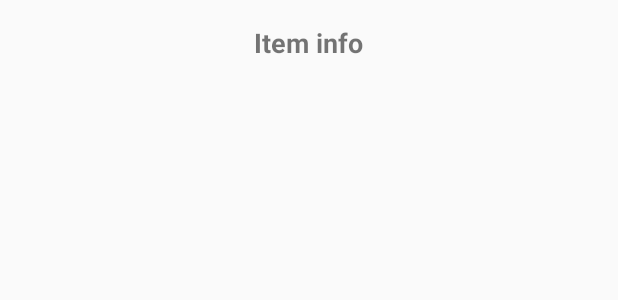
After one commit to ystelmahovskaya/ZooAndroid, an Android app: the layout activity_item_view.xml on its own in the app's theme, with its tools: preview values and no code run, on a phone screen of 412 x 824 dp. The commit adds this screen. Shown: the top 300 px of the screen. Run offline under Robolectric (Android 15) with nearby library versions, the phone set to English and light mode, and no system bars.

Commit message:
item view

```diff
--- a/app/src/main/AndroidManifest.xml
+++ b/app/src/main/AndroidManifest.xml
@@ -26,9 +26,9 @@
         <activity android:name=".AddBranch" />
         <activity android:name=".BranchActivity" />
         <activity android:name=".ProductActivity" />
-        <activity android:name=".AddProduct"/>
-        <activity android:name=".Edit_Product">
-        </activity>
+        <activity android:name=".AddProduct" />
+        <activity android:name=".Edit_Product"></activity>
+        <activity android:name=".ItemView"></activity>
     </application>
 
 </manifest>
--- a/app/src/main/java/com/example/yuliiastelmakhovska/zooandroid/BranchActivity.java
+++ b/app/src/main/java/com/example/yuliiastelmakhovska/zooandroid/BranchActivity.java
@@ -35,7 +35,7 @@ public class BranchActivity extends AppCompatActivity {
                 @Override
                 public void onItemClick(AdapterView<?> parent, View view, int position, long id) {
                     Main.branches.activeBranch=position;
-                    System.out.println(position+"+++++++++++++");
+
                     startActivity(new Intent(BranchActivity.this, ProductActivity.class));
                 }
             });
--- /dev/null
+++ b/app/src/main/res/layout/activity_item_view.xml
@@ -0,0 +1,170 @@
+<?xml version="1.0" encoding="utf-8"?>
+<RelativeLayout xmlns:android="http://schemas.android.com/apk/res/android"
+    xmlns:tools="http://schemas.android.com/tools"
+    android:id="@+id/activity_item_view"
+    android:layout_width="match_parent"
+    android:layout_height="match_parent"
+    android:paddingBottom="@dimen/activity_vertical_margin"
+    android:paddingLeft="@dimen/activity_horizontal_margin"
+    android:paddingRight="@dimen/activity_horizontal_margin"
+    android:paddingTop="@dimen/activity_vertical_margin"
+    tools:context="com.example.yuliiastelmakhovska.zooandroid.ItemView">
+
+    <TextView
+        android:text="Item info"
+        android:layout_width="wrap_content"
+        android:layout_height="wrap_content"
+        android:layout_alignParentTop="true"
+        android:layout_centerHorizontal="true"
+        android:id="@+id/textView14"
+        android:textStyle="normal|bold"
+        android:textAlignment="center"
+        android:textSize="18sp" />
+
+    <TextView
+        android:layout_width="match_parent"
+        android:layout_height="wrap_content"
+        android:layout_centerVertical="true"
+        android:layout_centerHorizontal="true"
+        android:id="@+id/textViewFishTemp"
+        android:visibility="gone"
+        android:textSize="18sp" />
+
+    <TextView
+        android:layout_width="match_parent"
+        android:layout_height="wrap_content"
+        android:layout_below="@+id/textViewPredator"
+        android:layout_centerHorizontal="true"
+        android:layout_marginTop="116dp"
+        android:id="@+id/textviewSpiderv"
+        android:visibility="gone"
+        android:textSize="18sp" />
+
+    <TextView
+        android:text="TextView"
+        android:layout_width="match_parent"
+        android:layout_height="wrap_content"
+        android:layout_alignParentBottom="true"
+        android:layout_centerHorizontal="true"
+        android:layout_marginBottom="131dp"
+        android:id="@+id/textViewSpidHabit"
+        android:visibility="gone"
+        android:textSize="18sp" />
+
+    <TextView
+        android:layout_width="match_parent"
+        android:layout_height="wrap_content"
+        android:id="@+id/textViewName"
+        android:textSize="18sp"
+        android:layout_below="@+id/textView14"
+        android:layout_alignParentStart="true"
+        android:layout_marginTop="31dp" />
+
+    <TextView
+        android:layout_width="match_parent"
+        android:layout_height="wrap_content"
+        android:layout_marginTop="50dp"
+        android:id="@+id/textViewPrice"
+        android:textSize="18sp"
+        android:layout_alignTop="@+id/textViewName"
+        android:layout_alignParentStart="true" />
+
+    <TextView
+        android:layout_width="match_parent"
+        android:layout_height="wrap_content"
+        android:layout_marginTop="25dp"
+        android:id="@+id/textViewAge"
+        android:textSize="18sp"
+        android:layout_below="@+id/textViewPrice"
+        android:layout_alignParentStart="true" />
+
+    <TextView
+        android:layout_width="match_parent"
+        android:layout_height="wrap_content"
+        android:id="@+id/textViewPredator"
+        android:layout_marginTop="27dp"
+        android:layout_below="@+id/textViewAge"
+        android:layout_alignParentStart="true"
+        android:textSize="18sp" />
+
+    <TextView
+        android:layout_width="match_parent"
+        android:layout_height="wrap_content"
+        android:layout_marginTop="48dp"
+        android:id="@+id/textViewSpecies"
+        android:visibility="gone"
+        android:textSize="18sp"
+        android:layout_alignTop="@+id/textViewPredator"
+        android:layout_alignParentStart="true" />
+
+    <TextView
+        android:text="TextView"
+        android:layout_width="match_parent"
+        android:layout_height="wrap_content"
+        android:layout_marginTop="21dp"
+        android:id="@+id/textViewFishSalt"
+        android:visibility="gone"
+        android:textSize="18sp"
+        android:layout_below="@+id/textViewFishTemp"
+        android:layout_alignParentStart="true" />
+
+    <TextView
+        android:layout_width="match_parent"
+        android:layout_height="wrap_content"
+        android:layout_marginTop="18dp"
+        android:id="@+id/textViewInsectFly"
+        android:visibility="gone"
+        android:textSize="18sp"
+        android:layout_below="@+id/textViewInsectVenomous"
+        android:layout_alignParentStart="true" />
+
+    <TextView
+        android:layout_width="match_parent"
+        android:layout_height="wrap_content"
+        android:layout_marginTop="24dp"
+        android:id="@+id/textViewInsectVenomous"
+        android:visibility="gone"
+        android:textSize="18sp"
+        android:layout_below="@+id/textViewPredator"
+        android:layout_alignParentStart="true" />
+
+    <TextView
+        android:layout_width="match_parent"
+        android:layout_height="wrap_content"
+        android:layout_marginTop="25dp"
+        android:id="@+id/textviewlittleAva"
+        android:visibility="gone"
+        android:textSize="18sp"
+        android:layout_below="@+id/textViewPredator"
+        android:layout_alignParentStart="true" />
+
+    <TextView
+        android:layout_width="match_parent"
+        android:layout_height="wrap_content"
+        android:layout_marginTop="24dp"
+        android:id="@+id/textViewAmphSalt"
+        android:visibility="visible"
+        android:textSize="18sp"
+        android:layout_below="@+id/textViewAmphPois"
+        android:layout_alignParentStart="true" />
+
+    <TextView
+        android:layout_width="match_parent"
+        android:layout_height="wrap_content"
+        android:layout_marginTop="24dp"
+        android:id="@+id/textViewAmphPois"
+        android:visibility="visible"
+        android:textSize="18sp"
+        android:layout_below="@+id/textViewAmphVen"
+        android:layout_alignParentStart="true" />
+
+    <TextView
+        android:layout_width="match_parent"
+        android:layout_height="wrap_content"
+        android:layout_marginTop="27dp"
+        android:id="@+id/textViewAmphVen"
+        android:visibility="visible"
+        android:textSize="18sp"
+        android:layout_below="@+id/textViewPredator"
+        android:layout_alignParentStart="true" />
+</RelativeLayout>
```
Also changed, not shown: app/src/main/java/com/example/yuliiastelmakhovska/zooandroid/ItemView.java (added, +183 -0 lines), app/src/main/java/com/example/yuliiastelmakhovska/zooandroid/ProductActivity.java (+9 -0 lines).
